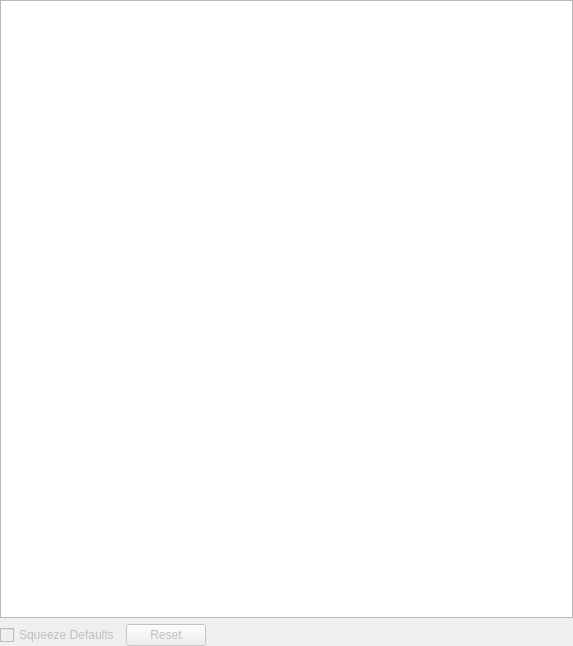
This is src/gdxviewer/gdxsymbolview.ui in GAMS-dev/studio as Qt 5 draws it before an edit. The edited form follows.
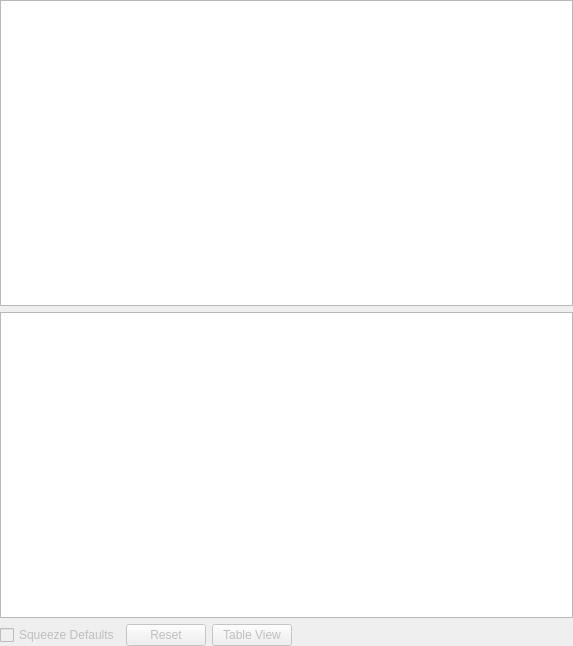
This is the edited form.

Commit message: add button for toggling between list and table view

```diff
--- a/src/gdxviewer/gdxsymbolview.ui
+++ b/src/gdxviewer/gdxsymbolview.ui
@@ -57,6 +57,13 @@
      </attribute>
     </widget>
    </item>
+   <item>
+    <widget class="QTableView" name="tvTableView">
+     <attribute name="verticalHeaderDefaultSectionSize">
+      <number>22</number>
+     </attribute>
+    </widget>
+   </item>
    <item>
     <layout class="QHBoxLayout" name="horizontalLayout">
      <property name="spacing">
@@ -88,6 +95,16 @@
        </property>
       </widget>
      </item>
+     <item>
+      <widget class="QPushButton" name="pbToggleView">
+       <property name="enabled">
+        <bool>false</bool>
+       </property>
+       <property name="text">
+        <string>Table View</string>
+       </property>
+      </widget>
+     </item>
      <item>
       <spacer name="horizontalSpacer">
        <property name="orientation">
```
The commit also changes 2 other files.
